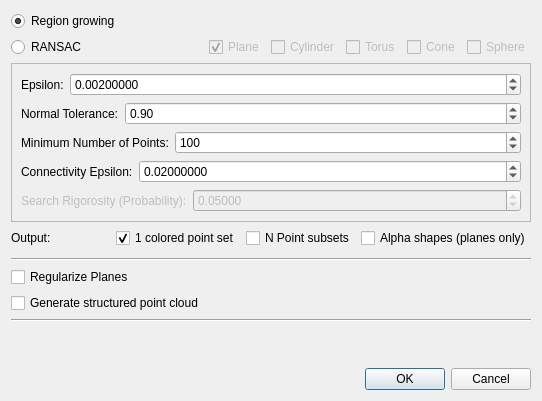
Qt form Polyhedron/demo/Polyhedron/Plugins/Point_set/Point_set_shape_detection_plugin.ui (CGAL/cgal) before a commit.
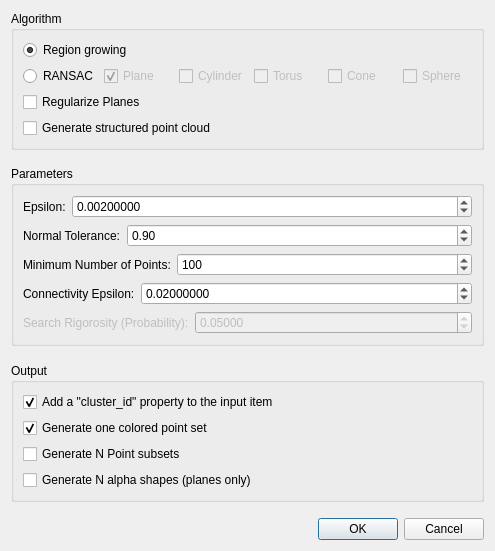
The same form after that commit.

Commit message: Add option to save cluster_id in point set item + console progress bar

```diff
--- a/Polyhedron/demo/Polyhedron/Plugins/Point_set/Point_set_shape_detection_plugin.ui
+++ b/Polyhedron/demo/Polyhedron/Plugins/Point_set/Point_set_shape_detection_plugin.ui
@@ -6,24 +6,21 @@
    <rect>
     <x>0</x>
     <y>0</y>
-    <width>542</width>
-    <height>401</height>
+    <width>495</width>
+    <height>551</height>
    </rect>
   </property>
   <property name="windowTitle">
    <string>Shape Detection</string>
   </property>
+  <layout class="QVBoxLayout" name="verticalLayout">
+   <item>
+    <widget class="QGroupBox" name="groupBox">
+     <property name="title">
+      <string>Algorithm</string>
+     </property>
   <layout class="QVBoxLayout" name="verticalLayout_2">
    <item>
-    <layout class="QGridLayout" name="gridLayout">
-     <item row="1" column="0">
-      <widget class="QRadioButton" name="ransac">
-       <property name="text">
-        <string>RANSAC</string>
-       </property>
-      </widget>
-     </item>
-     <item row="0" column="0">
       <widget class="QRadioButton" name="m_region_growing">
        <property name="text">
         <string>Region growing</string>
@@ -33,8 +30,15 @@
        </property>
       </widget>
      </item>
-     <item row="1" column="1">
-      <layout class="QHBoxLayout" name="horizontalLayout_6">
+      <item>
+       <layout class="QHBoxLayout" name="horizontalLayout_8">
+        <item>
+         <widget class="QRadioButton" name="ransac">
+          <property name="text">
+           <string>RANSAC</string>
+          </property>
+         </widget>
+        </item>
        <item>
         <widget class="QCheckBox" name="planeCB">
          <property name="enabled">
@@ -93,17 +97,45 @@
        </item>
       </layout>
      </item>
-    </layout>
+      <item>
+       <widget class="QCheckBox" name="m_regularize">
+        <property name="text">
+         <string>Regularize Planes</string>
+        </property>
+        <property name="checked">
+         <bool>false</bool>
+        </property>
+       </widget>
+      </item>
+      <item>
+       <widget class="QCheckBox" name="m_generate_structured">
+        <property name="text">
+         <string>Generate structured point cloud</string>
+        </property>
+       </widget>
+      </item>
+     </layout>
+    </widget>
    </item>
    <item>
-    <widget class="QFrame" name="frame">
-     <property name="frameShape">
-      <enum>QFrame::StyledPanel</enum>
+    <spacer name="verticalSpacer_3">
+     <property name="orientation">
+      <enum>Qt::Vertical</enum>
      </property>
-     <property name="frameShadow">
-      <enum>QFrame::Raised</enum>
+     <property name="sizeHint" stdset="0">
+      <size>
+       <width>20</width>
+       <height>40</height>
+      </size>
      </property>
-     <layout class="QVBoxLayout" name="verticalLayout">
+    </spacer>
+   </item>
+   <item>
+    <widget class="QGroupBox" name="groupBox_2">
+     <property name="title">
+      <string>Parameters</string>
+     </property>
+     <layout class="QVBoxLayout" name="verticalLayout_3">
       <item>
        <layout class="QHBoxLayout" name="horizontalLayout_2" stretch="0,1">
         <item>
@@ -270,18 +302,38 @@
     </widget>
    </item>
    <item>
-    <layout class="QHBoxLayout" name="horizontalLayout_7">
+    <spacer name="verticalSpacer_2">
+     <property name="orientation">
+      <enum>Qt::Vertical</enum>
+     </property>
+     <property name="sizeHint" stdset="0">
+      <size>
+       <width>20</width>
+       <height>40</height>
+      </size>
+     </property>
+    </spacer>
+   </item>
      <item>
-      <widget class="QLabel" name="label_6">
+    <widget class="QGroupBox" name="groupBox_3">
+     <property name="title">
+      <string>Output</string>
+     </property>
+     <layout class="QVBoxLayout" name="verticalLayout_4">
+      <item>
+       <widget class="QCheckBox" name="m_add_property">
        <property name="text">
-        <string>Output:</string>
+         <string>Add a &quot;cluster_id&quot; property to the input item</string>
+        </property>
+        <property name="checked">
+         <bool>true</bool>
        </property>
       </widget>
      </item>
      <item>
       <widget class="QCheckBox" name="m_one_colored_point_set">
        <property name="text">
-        <string>1 colored point set</string>
+         <string>Generate one colored point set</string>
        </property>
        <property name="checked">
         <bool>true</bool>
@@ -291,61 +343,18 @@
      <item>
       <widget class="QCheckBox" name="m_point_subsets">
        <property name="text">
-        <string>N Point subsets</string>
+         <string>Generate N Point subsets</string>
        </property>
       </widget>
      </item>
      <item>
       <widget class="QCheckBox" name="m_alpha_shapes">
        <property name="text">
-        <string>Alpha shapes (planes only)</string>
+         <string>Generate N alpha shapes (planes only)</string>
        </property>
       </widget>
      </item>
     </layout>
-   </item>
-   <item>
-    <spacer name="verticalSpacer_2">
-     <property name="orientation">
-      <enum>Qt::Vertical</enum>
-     </property>
-     <property name="sizeHint" stdset="0">
-      <size>
-       <width>20</width>
-       <height>0</height>
-      </size>
-     </property>
-    </spacer>
-   </item>
-   <item>
-    <widget class="Line" name="line">
-     <property name="orientation">
-      <enum>Qt::Horizontal</enum>
-     </property>
-    </widget>
-   </item>
-   <item>
-    <widget class="QCheckBox" name="m_regularize">
-     <property name="text">
-      <string>Regularize Planes</string>
-     </property>
-     <property name="checked">
-      <bool>false</bool>
-     </property>
-    </widget>
-   </item>
-   <item>
-    <widget class="QCheckBox" name="m_generate_structured">
-     <property name="text">
-      <string>Generate structured point cloud</string>
-     </property>
-    </widget>
-   </item>
-   <item>
-    <widget class="Line" name="line_2">
-     <property name="orientation">
-      <enum>Qt::Horizontal</enum>
-     </property>
     </widget>
    </item>
    <item>
```
Lines whose indentation alone changed are shown as unchanged. The commit also changes 1 other file.
